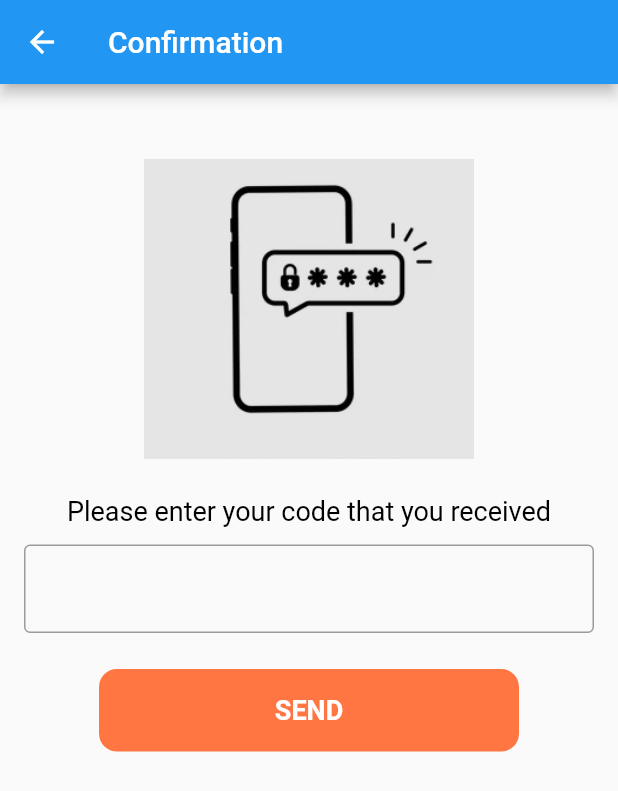
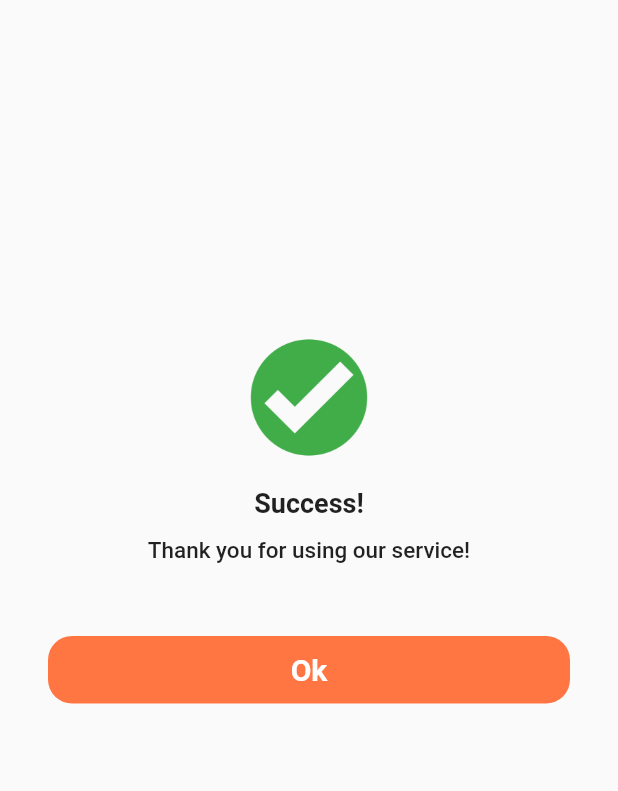
Before and after one commit to daoxuanquan/mysshop, a Flutter app: the ConfirmCodeScreen screen opened directly, after a tap on "SEND", on a phone screen of 412 x 824 dp. Shown: the top 791 px of the screen. Run offline on Flutter 3.47's test engine with Material 2 defaults, Android fonts, the light colour scheme and no system bars; our stand-ins replace dio, flutter_credit_card, flutter_svg, get; network calls fail.

Commit message:
update background

```diff
--- a/lib/components/coustom_bottom_nav_bar.dart
+++ b/lib/components/coustom_bottom_nav_bar.dart
@@ -19,7 +19,6 @@ class CustomBottomNavBar extends StatelessWidget {
       ),
       height: 55 + MediaQuery.of(context).padding.bottom,
       decoration: BoxDecoration(
-        color: Colors.grey,
         boxShadow: [
           BoxShadow(
             offset: Offset(0, -15),
--- a/lib/screens/cart/cart_screen.dart
+++ b/lib/screens/cart/cart_screen.dart
@@ -1,5 +1,6 @@
 import 'package:flutter/material.dart';
 import 'package:get/get.dart';
+import 'package:mysshop/constants.dart';
 import 'package:mysshop/screens/cart/cart_controller.dart';
 import 'package:mysshop/screens/home/home_screen_controller.dart';
 
@@ -21,6 +22,7 @@ class CartScreen extends StatelessWidget {
 
   AppBar buildAppBar(BuildContext context) {
     return AppBar(
+      backgroundColor: kPrimaryColor,
       title: Column(
         children: [
           Text(
--- a/lib/screens/confirm_code/confirm_code_screen.dart
+++ b/lib/screens/confirm_code/confirm_code_screen.dart
@@ -2,6 +2,8 @@ import 'package:flutter/material.dart';
 import 'package:get/get.dart';
 import 'package:mysshop/constants.dart';
 import 'package:mysshop/screens/confirm_code/confirm_code_controller.dart';
+import 'package:mysshop/screens/payment/index.dart';
+import 'package:mysshop/screens/payment_succes/payment_success.dart';
 
 class ConfirmCodeScreen extends StatefulWidget {
   const ConfirmCodeScreen({Key? key}) : super(key: key);
@@ -17,6 +19,7 @@ class _ConfirmCodeScreenState extends State<ConfirmCodeScreen> {
   Widget build(BuildContext context) {
     return Scaffold(
       appBar: AppBar(
+        backgroundColor: kPrimaryColor,
         title: Text('Confirmation'),
       ),
       body: Padding(
@@ -61,6 +64,10 @@ class _ConfirmCodeScreenState extends State<ConfirmCodeScreen> {
                 onTap: () {
                   print('object');
                 },
+                child: InkWell(
+                  onTap: () {
+                    Get.to(() => PaymentSuccess());
+                  },
                   child: Container(
                     alignment: Alignment.center,
                     decoration: BoxDecoration(
@@ -78,6 +85,7 @@ class _ConfirmCodeScreenState extends State<ConfirmCodeScreen> {
                     ),
                   ),
                 ),
+              ),
             )
           ],
         ),
--- /dev/null
+++ b/lib/screens/payment_succes/payment_success.dart
@@ -0,0 +1,67 @@
+import 'package:flutter/material.dart';
+import 'package:get/get.dart';
+import 'package:mysshop/constants.dart';
+import 'package:mysshop/screens/home/home_screen.dart';
+
+class PaymentSuccess extends StatefulWidget {
+  const PaymentSuccess({Key? key}) : super(key: key);
+
+  @override
+  _PaymentSuccessState createState() => _PaymentSuccessState();
+}
+
+class _PaymentSuccessState extends State<PaymentSuccess> {
+  @override
+  Widget build(BuildContext context) {
+    return Scaffold(
+      body: Column(
+        mainAxisAlignment: MainAxisAlignment.center,
+        children: [
+          Image.asset(
+            'assets/images/tick_icon.png',
+            height: 120,
+          ),
+          Text(
+            'Success!',
+            style: TextStyle(fontSize: 18, fontWeight: FontWeight.w600),
+          ),
+          SizedBox(
+            height: 12,
+          ),
+          Text(
+            'Thank you for using our service!',
+            style: TextStyle(fontSize: 15, fontWeight: FontWeight.w500),
+          ),
+          SizedBox(
+            height: 48,
+          ),
+          InkWell(
+            onTap: () {
+              Get.offAll(HomeScreen());
+            },
+            child: Container(
+              decoration: BoxDecoration(
+                borderRadius: BorderRadius.circular(16),
+                color: kPrimaryColor,
+              ),
+              alignment: Alignment.center,
+              margin: EdgeInsets.symmetric(horizontal: 32),
+              height: 45,
+              width: MediaQuery.of(context).size.width - 48,
+              child: Text(
+                'Ok',
+                style: TextStyle(
+                    fontWeight: FontWeight.bold,
+                    fontSize: 20,
+                    color: Colors.white),
+              ),
+            ),
+          ),
+          SizedBox(
+            height: 150,
+          ),
+        ],
+      ),
+    );
+  }
+}
```
Also changed, not shown: assets/images/simulator_screenshot_00122B32-9024-4AA6-892B-86B503862DB9.png (added), assets/images/tick_icon.png (added). Lines whose indentation alone changed are shown as unchanged.
